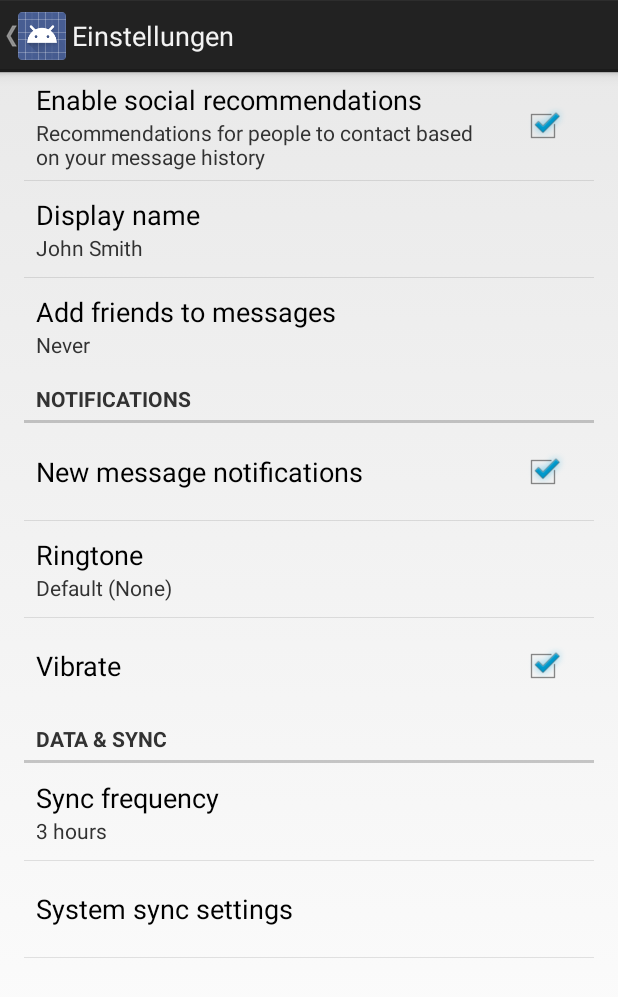
After one commit to Altair68/HotPhot, an Android app: the SettingsActivity screen opened directly, with no data from a screen before it, on a phone screen of 412 x 824 dp. The commit adds this screen. Shown: the top 997 px of the screen. Run offline under Robolectric (Android 15) with nearby library versions, the phone set to English and light mode, and no system bars.

Commit message:
Settings & Standard Markers

```diff
--- a/app/build.gradle
+++ b/app/build.gradle
@@ -22,5 +22,5 @@ android {
 dependencies {
     compile fileTree(dir: 'libs', include: ['*.jar'])
     compile 'com.android.support:support-v4:21.0.0'
-    compile 'com.google.android.gms:play-services:6.1.+'
+    compile 'com.google.android.gms:play-services:6.1.11'
 }
--- a/app/src/main/java/com/emelborp/hotphot/MainActivity.java
+++ b/app/src/main/java/com/emelborp/hotphot/MainActivity.java
@@ -3,6 +3,7 @@ package com.emelborp.hotphot;
 import android.app.Activity;
 
 import android.app.ActionBar;
+import android.content.Intent;
 import android.net.Uri;
 import android.os.Bundle;
 import android.support.v4.app.Fragment;
@@ -101,6 +102,8 @@ public class MainActivity extends FragmentActivity
         // as you specify a parent activity in AndroidManifest.xml.
         int id = item.getItemId();
         if (id == R.id.action_settings) {
+            Intent theIntent = new Intent(this, SettingsActivity.class);
+            startActivity(theIntent);
             return true;
         }
         return super.onOptionsItemSelected(item);
--- /dev/null
+++ b/app/src/main/java/com/emelborp/hotphot/SettingsActivity.java
@@ -0,0 +1,296 @@
+package com.emelborp.hotphot;
+
+import android.annotation.TargetApi;
+import android.content.Context;
+import android.content.res.Configuration;
+import android.media.Ringtone;
+import android.media.RingtoneManager;
+import android.net.Uri;
+import android.os.Build;
+import android.os.Bundle;
+import android.preference.ListPreference;
+import android.preference.Preference;
+import android.preference.PreferenceActivity;
+import android.preference.PreferenceCategory;
+import android.preference.PreferenceFragment;
+import android.preference.PreferenceManager;
+import android.preference.RingtonePreference;
+import android.text.TextUtils;
+import android.view.MenuItem;
+import android.support.v4.app.NavUtils;
+
+
+import java.util.List;
+
+/**
+ * A {@link PreferenceActivity} that presents a set of application settings. On
+ * handset devices, settings are presented as a single list. On tablets,
+ * settings are split by category, with category headers shown to the left of
+ * the list of settings.
+ * <p/>
+ * See <a href="http://developer.android.com/design/patterns/settings.html">
+ * Android Design: Settings</a> for design guidelines and the <a
+ * href="http://developer.android.com/guide/topics/ui/settings.html">Settings
+ * API Guide</a> for more information on developing a Settings UI.
+ */
+public class SettingsActivity extends PreferenceActivity {
+    /**
+     * Determines whether to always show the simplified settings UI, where
+     * settings are presented in a single list. When false, settings are shown
+     * as a master/detail two-pane view on tablets. When true, a single pane is
+     * shown on tablets.
+     */
+    private static final boolean ALWAYS_SIMPLE_PREFS = false;
+
+    @Override
+    protected void onCreate(Bundle savedInstanceState) {
+        super.onCreate(savedInstanceState);
+        setupActionBar();
+    }
+
+    /**
+     * Set up the {@link android.app.ActionBar}, if the API is available.
+     */
+    @TargetApi(Build.VERSION_CODES.HONEYCOMB)
+    private void setupActionBar() {
+        if (Build.VERSION.SDK_INT >= Build.VERSION_CODES.HONEYCOMB) {
+            // Show the Up button in the action bar.
+            getActionBar().setDisplayHomeAsUpEnabled(true);
+        }
+    }
+
+    @Override
+    public boolean onOptionsItemSelected(MenuItem item) {
+        int id = item.getItemId();
+        if (id == android.R.id.home) {
+            // This ID represents the Home or Up button. In the case of this
+            // activity, the Up button is shown. Use NavUtils to allow users
+            // to navigate up one level in the application structure. For
+            // more details, see the Navigation pattern on Android Design:
+            //
+            // http://developer.android.com/design/patterns/navigation.html#up-vs-back
+            //
+            // TODO: If Settings has multiple levels, Up should navigate up
+            // that hierarchy.
+            NavUtils.navigateUpFromSameTask(this);
+            return true;
+        }
+        return super.onOptionsItemSelected(item);
+    }
+
+    @Override
+    protected void onPostCreate(Bundle savedInstanceState) {
+        super.onPostCreate(savedInstanceState);
+
+        setupSimplePreferencesScreen();
+    }
+
+    /**
+     * Shows the simplified settings UI if the device configuration if the
+     * device configuration dictates that a simplified, single-pane UI should be
+     * shown.
+     */
+    private void setupSimplePreferencesScreen() {
+        if (!isSimplePreferences(this)) {
+            return;
+        }
+
+        // In the simplified UI, fragments are not used at all and we instead
+        // use the older PreferenceActivity APIs.
+
+        // Add 'general' preferences.
+        addPreferencesFromResource(R.xml.pref_general);
+
+        // Add 'notifications' preferences, and a corresponding header.
+        PreferenceCategory fakeHeader = new PreferenceCategory(this);
+        fakeHeader.setTitle(R.string.pref_header_notifications);
+        getPreferenceScreen().addPreference(fakeHeader);
+        addPreferencesFromResource(R.xml.pref_notification);
+
+        // Add 'data and sync' preferences, and a corresponding header.
+        fakeHeader = new PreferenceCategory(this);
+        fakeHeader.setTitle(R.string.pref_header_data_sync);
+        getPreferenceScreen().addPreference(fakeHeader);
+        addPreferencesFromResource(R.xml.pref_data_sync);
+
+        // Bind the summaries of EditText/List/Dialog/Ringtone preferences to
+        // their values. When their values change, their summaries are updated
+        // to reflect the new value, per the Android Design guidelines.
+        bindPreferenceSummaryToValue(findPreference("example_text"));
+        bindPreferenceSummaryToValue(findPreference("example_list"));
+        bindPreferenceSummaryToValue(findPreference("notifications_new_message_ringtone"));
+        bindPreferenceSummaryToValue(findPreference("sync_frequency"));
+    }
+
+    /**
+     * {@inheritDoc}
+     */
+    @Override
+    public boolean onIsMultiPane() {
+        return isXLargeTablet(this) && !isSimplePreferences(this);
+    }
+
+    /**
+     * Helper method to determine if the device has an extra-large screen. For
+     * example, 10" tablets are extra-large.
+     */
+    private static boolean isXLargeTablet(Context context) {
+        return (context.getResources().getConfiguration().screenLayout
+                & Configuration.SCREENLAYOUT_SIZE_MASK) >= Configuration.SCREENLAYOUT_SIZE_XLARGE;
+    }
+
+    /**
+     * Determines whether the simplified settings UI should be shown. This is
+     * true if this is forced via {@link #ALWAYS_SIMPLE_PREFS}, or the device
+     * doesn't have newer APIs like {@link PreferenceFragment}, or the device
+     * doesn't have an extra-large screen. In these cases, a single-pane
+     * "simplified" settings UI should be shown.
+     */
+    private static boolean isSimplePreferences(Context context) {
+        return ALWAYS_SIMPLE_PREFS
+                || Build.VERSION.SDK_INT < Build.VERSION_CODES.HONEYCOMB
+                || !isXLargeTablet(context);
+    }
+
+    /**
+     * {@inheritDoc}
+     */
+    @Override
+    @TargetApi(Build.VERSION_CODES.HONEYCOMB)
+    public void onBuildHeaders(List<Header> target) {
+        if (!isSimplePreferences(this)) {
+            loadHeadersFromResource(R.xml.pref_headers, target);
+        }
+    }
+
+    /**
+     * A preference value change listener that updates the preference's summary
+     * to reflect its new value.
+     */
+    private static Preference.OnPreferenceChangeListener sBindPreferenceSummaryToValueListener = new Preference.OnPreferenceChangeListener() {
+        @Override
+        public boolean onPreferenceChange(Preference preference, Object value) {
+            String stringValue = value.toString();
+
+            if (preference instanceof ListPreference) {
+                // For list preferences, look up the correct display value in
+                // the preference's 'entries' list.
+                ListPreference listPreference = (ListPreference) preference;
+                int index = listPreference.findIndexOfValue(stringValue);
+
+                // Set the summary to reflect the new value.
+                preference.setSummary(
+                        index >= 0
+                                ? listPreference.getEntries()[index]
+                                : null);
+
+            } else if (preference instanceof RingtonePreference) {
+                // For ringtone preferences, look up the correct display value
+                // using RingtoneManager.
+                if (TextUtils.isEmpty(stringValue)) {
+                    // Empty values correspond to 'silent' (no ringtone).
+                    preference.setSummary(R.string.pref_ringtone_silent);
+
+                } else {
+                    Ringtone ringtone = RingtoneManager.getRingtone(
+                            preference.getContext(), Uri.parse(stringValue));
+
+                    if (ringtone == null) {
+                        // Clear the summary if there was a lookup error.
+                        preference.setSummary(null);
+                    } else {
+                        // Set the summary to reflect the new ringtone display
+                        // name.
+                        String name = ringtone.getTitle(preference.getContext());
+                        preference.setSummary(name);
+                    }
+                }
+
+            } else {
+                // For all other preferences, set the summary to the value's
+                // simple string representation.
+                preference.setSummary(stringValue);
+            }
+            return true;
+        }
+    };
+
+    /**
+     * Binds a preference's summary to its value. More specifically, when the
+     * preference's value is changed, its summary (line of text below the
+     * preference title) is updated to reflect the value. The summary is also
+     * immediately updated upon calling this method. The exact display format is
+     * dependent on the type of preference.
+     *
+     * @see #sBindPreferenceSummaryToValueListener
+     */
+    private static void bindPreferenceSummaryToValue(Preference preference) {
+        // Set the listener to watch for value changes.
+        preference.setOnPreferenceChangeListener(sBindPreferenceSummaryToValueListener);
+
+        // Trigger the listener immediately with the preference's
+        // current value.
+        sBindPreferenceSummaryToValueListener.onPreferenceChange(preference,
+                PreferenceManager
+                        .getDefaultSharedPreferences(preference.getContext())
+                        .getString(preference.getKey(), ""));
+    }
+
+    /**
+     * This fragment shows general preferences only. It is used when the
+     * activity is showing a two-pane settings UI.
+     */
+    @TargetApi(Build.VERSION_CODES.HONEYCOMB)
+    public static class GeneralPreferenceFragment extends PreferenceFragment {
+        @Override
+        public void onCreate(Bundle savedInstanceState) {
+            super.onCreate(savedInstanceState);
+            addPreferencesFromResource(R.xml.pref_general);
+
+            // Bind the summaries of EditText/List/Dialog/Ringtone preferences
+            // to their values. When their values change, their summaries are
+            // updated to reflect the new value, per the Android Design
+            // guidelines.
+            bindPreferenceSummaryToValue(findPreference("example_text"));
+            bindPreferenceSummaryToValue(findPreference("example_list"));
+        }
+    }
+
+    /**
+     * This fragment shows notification preferences only. It is used when the
+     * activity is showing a two-pane settings UI.
+     */
+    @TargetApi(Build.VERSION_CODES.HONEYCOMB)
+    public static class NotificationPreferenceFragment extends PreferenceFragment {
+        @Override
+        public void onCreate(Bundle savedInstanceState) {
+            super.onCreate(savedInstanceState);
+            addPreferencesFromResource(R.xml.pref_notification);
+
+            // Bind the summaries of EditText/List/Dialog/Ringtone preferences
+            // to their values. When their values change, their summaries are
+            // updated to reflect the new value, per the Android Design
+            // guidelines.
+            bindPreferenceSummaryToValue(findPreference("notifications_new_message_ringtone"));
+        }
+    }
+
+    /**
+     * This fragment shows data and sync preferences only. It is used when the
+     * activity is showing a two-pane settings UI.
+     */
+    @TargetApi(Build.VERSION_CODES.HONEYCOMB)
+    public static class DataSyncPreferenceFragment extends PreferenceFragment {
+        @Override
+        public void onCreate(Bundle savedInstanceState) {
+            super.onCreate(savedInstanceState);
+            addPreferencesFromResource(R.xml.pref_data_sync);
+
+            // Bind the summaries of EditText/List/Dialog/Ringtone preferences
+            // to their values. When their values change, their summaries are
+            // updated to reflect the new value, per the Android Design
+            // guidelines.
+            bindPreferenceSummaryToValue(findPreference("sync_frequency"));
+        }
+    }
+}
--- a/app/src/main/res/values/strings.xml
+++ b/app/src/main/res/values/strings.xml
@@ -8,4 +8,8 @@
     <string name="profile">Profil</string>
     <string name="hello_blank_fragment">Hello blank fragment</string>
 
+    <string name="add_marker_title">Marker hinzufügen</string>
+    <string name="save_marker">Speichern</string>
+    <string name="dismiss_marker">Abbrechen</string>
+
 </resources>
--- /dev/null
+++ b/app/src/main/res/values/strings_activity_settings.xml
@@ -0,0 +1,61 @@
+<resources>
+    <string name="title_activity_settings">Einstellungen</string>
+
+    <!-- Strings related to Settings -->
+
+    <!-- Example General settings -->
+    <string name="pref_header_general">General</string>
+
+    <string name="pref_title_social_recommendations">Enable social recommendations</string>
+    <string name="pref_description_social_recommendations">Recommendations for people to contact
+        based on your message history
+    </string>
+
+    <string name="pref_title_display_name">Display name</string>
+    <string name="pref_default_display_name">John Smith</string>
+
+    <string name="pref_title_add_friends_to_messages">Add friends to messages</string>
+    <string-array name="pref_example_list_titles">
+        <item>Always</item>
+        <item>When possible</item>
+        <item>Never</item>
+    </string-array>
+    <string-array name="pref_example_list_values">
+        <item>1</item>
+        <item>0</item>
+        <item>-1</item>
+    </string-array>
+
+    <!-- Example settings for Data & Sync -->
+    <string name="pref_header_data_sync">Data &amp; sync</string>
+
+    <string name="pref_title_sync_frequency">Sync frequency</string>
+    <string-array name="pref_sync_frequency_titles">
+        <item>15 minutes</item>
+        <item>30 minutes</item>
+        <item>1 hour</item>
+        <item>3 hours</item>
+        <item>6 hours</item>
+        <item>Never</item>
+    </string-array>
+    <string-array name="pref_sync_frequency_values">
+        <item>15</item>
+        <item>30</item>
+        <item>60</item>
+        <item>180</item>
+        <item>360</item>
+        <item>-1</item>
+    </string-array>
+
+    <string name="pref_title_system_sync_settings">System sync settings</string>
+
+    <!-- Example settings for Notifications -->
+    <string name="pref_header_notifications">Notifications</string>
+
+    <string name="pref_title_new_message_notifications">New message notifications</string>
+
+    <string name="pref_title_ringtone">Ringtone</string>
+    <string name="pref_ringtone_silent">Silent</string>
+
+    <string name="pref_title_vibrate">Vibrate</string>
+</resources>
--- /dev/null
+++ b/app/src/main/res/xml/pref_data_sync.xml
@@ -0,0 +1,21 @@
+<PreferenceScreen xmlns:android="http://schemas.android.com/apk/res/android">
+
+    <!-- NOTE: Hide buttons to simplify the UI. Users can touch outside the dialog to
+         dismiss it. -->
+    <!-- NOTE: ListPreference's summary should be set to its value by the activity code. -->
+    <ListPreference
+        android:key="sync_frequency"
+        android:title="@string/pref_title_sync_frequency"
+        android:entries="@array/pref_sync_frequency_titles"
+        android:entryValues="@array/pref_sync_frequency_values"
+        android:defaultValue="180"
+        android:negativeButtonText="@null"
+        android:positiveButtonText="@null" />
+
+    <!-- This preference simply launches an intent when selected. Use this UI sparingly, per
+         design guidelines. -->
+    <Preference android:title="@string/pref_title_system_sync_settings">
+        <intent android:action="android.settings.LOCATION_SOURCE_SETTINGS" />
+    </Preference>
+
+</PreferenceScreen>
--- /dev/null
+++ b/app/src/main/res/xml/pref_general.xml
@@ -0,0 +1,33 @@
+<PreferenceScreen xmlns:android="http://schemas.android.com/apk/res/android">
+
+    <CheckBoxPreference
+        android:key="example_checkbox"
+        android:title="@string/pref_title_social_recommendations"
+        android:summary="@string/pref_description_social_recommendations"
+        android:defaultValue="true" />
+
+    <!-- NOTE: EditTextPreference accepts EditText attributes. -->
+    <!-- NOTE: EditTextPreference's summary should be set to its value by the activity code. -->
+    <EditTextPreference
+        android:key="example_text"
+        android:title="@string/pref_title_display_name"
+        android:defaultValue="@string/pref_default_display_name"
+        android:selectAllOnFocus="true"
+        android:inputType="textCapWords"
+        android:capitalize="words"
+        android:singleLine="true"
+        android:maxLines="1" />
+
+    <!-- NOTE: Hide buttons to simplify the UI. Users can touch outside the dialog to
+         dismiss it. -->
+    <!-- NOTE: ListPreference's summary should be set to its value by the activity code. -->
+    <ListPreference
+        android:key="example_list"
+        android:title="@string/pref_title_add_friends_to_messages"
+        android:defaultValue="-1"
+        android:entries="@array/pref_example_list_titles"
+        android:entryValues="@array/pref_example_list_values"
+        android:negativeButtonText="@null"
+        android:positiveButtonText="@null" />
+
+</PreferenceScreen>
--- /dev/null
+++ b/app/src/main/res/xml/pref_headers.xml
@@ -0,0 +1,17 @@
+<preference-headers xmlns:android="http://schemas.android.com/apk/res/android">
+
+    <!-- These settings headers are only used on tablets. -->
+
+    <header
+        android:fragment="com.emelborp.hotphot.SettingsActivity$GeneralPreferenceFragment"
+        android:title="@string/pref_header_general"/>
+
+    <header
+        android:fragment="com.emelborp.hotphot.SettingsActivity$NotificationPreferenceFragment"
+        android:title="@string/pref_header_notifications"/>
+
+    <header
+        android:fragment="com.emelborp.hotphot.SettingsActivity$DataSyncPreferenceFragment"
+        android:title="@string/pref_header_data_sync"/>
+
+</preference-headers>
--- /dev/null
+++ b/app/src/main/res/xml/pref_notification.xml
@@ -0,0 +1,27 @@
+<PreferenceScreen xmlns:android="http://schemas.android.com/apk/res/android">
+
+    <!-- A 'parent' preference, which enables/disables child preferences (below)
+         when checked/unchecked. -->
+    <CheckBoxPreference
+        android:key="notifications_new_message"
+        android:title="@string/pref_title_new_message_notifications"
+        android:defaultValue="true" />
+
+    <!-- Allows the user to choose a ringtone in the 'notification' category. -->
+    <!-- NOTE: This preference will be enabled only when the checkbox above is checked. -->
+    <!-- NOTE: RingtonePreference's summary should be set to its value by the activity code. -->
+    <RingtonePreference
+        android:dependency="notifications_new_message"
+        android:key="notifications_new_message_ringtone"
+        android:title="@string/pref_title_ringtone"
+        android:ringtoneType="notification"
+        android:defaultValue="content://settings/system/notification_sound" />
+
+    <!-- NOTE: This preference will be enabled only when the checkbox above is checked. -->
+    <CheckBoxPreference
+        android:dependency="notifications_new_message"
+        android:key="notifications_new_message_vibrate"
+        android:title="@string/pref_title_vibrate"
+        android:defaultValue="true" />
+
+</PreferenceScreen>
```
Also changed, not shown: app/src/main/AndroidManifest.xml (+16 -7 lines), app/src/main/java/com/emelborp/hotphot/MapsFragment.java (+35 -11 lines).
